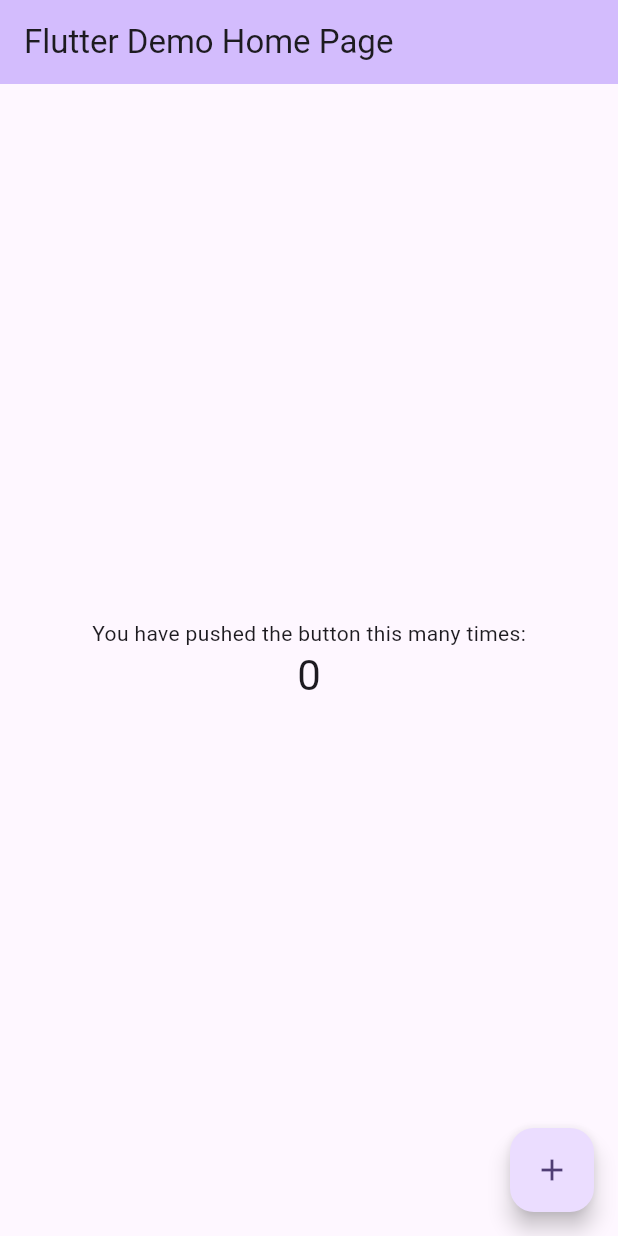
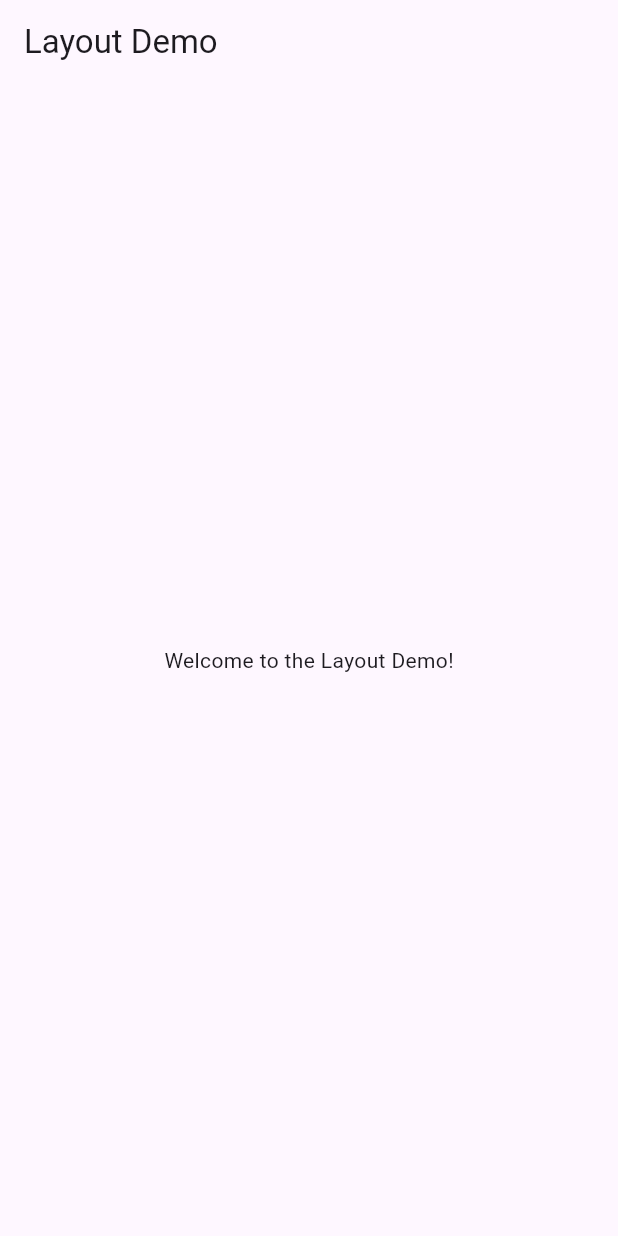
Before and after one commit to 1solutionprovider/assignment-1-ui-composition-group2, a Flutter app: the screen it shows after launch, on a phone screen of 412 x 824 dp. Run offline on Flutter 3.47's test engine with Material 3 defaults, Android fonts, the phone set to English and light mode, and no system bars.

Commit message:
Added basic layout with AppBar Welcome Text

```diff
--- a/lib/main.dart
+++ b/lib/main.dart
@@ -1,122 +1,27 @@
 import 'package:flutter/material.dart';
 
-void main() {
-  runApp(const MyApp());
-}
+void main() => runApp(const MyApp());
 
 class MyApp extends StatelessWidget {
   const MyApp({super.key});
 
-  // This widget is the root of your application.
   @override
   Widget build(BuildContext context) {
-    return MaterialApp(
-      title: 'Flutter Demo',
-      theme: ThemeData(
-        // This is the theme of your application.
-        //
-        // TRY THIS: Try running your application with "flutter run". You'll see
-        // the application has a purple toolbar. Then, without quitting the app,
-        // try changing the seedColor in the colorScheme below to Colors.green
-        // and then invoke "hot reload" (save your changes or press the "hot
-        // reload" button in a Flutter-supported IDE, or press "r" if you used
-        // the command line to start the app).
-        //
-        // Notice that the counter didn't reset back to zero; the application
-        // state is not lost during the reload. To reset the state, use hot
-        // restart instead.
-        //
-        // This works for code too, not just values: Most code changes can be
-        // tested with just a hot reload.
-        colorScheme: ColorScheme.fromSeed(seedColor: Colors.deepPurple),
-      ),
-      home: const MyHomePage(title: 'Flutter Demo Home Page'),
+    return const MaterialApp(
+      title: 'Layout Demo',
+      home: HomeScreen(),
     );
   }
 }
 
-class MyHomePage extends StatefulWidget {
-  const MyHomePage({super.key, required this.title});
-
-  // This widget is the home page of your application. It is stateful, meaning
-  // that it has a State object (defined below) that contains fields that affect
-  // how it looks.
-
-  // This class is the configuration for the state. It holds the values (in this
-  // case the title) provided by the parent (in this case the App widget) and
-  // used by the build method of the State. Fields in a Widget subclass are
-  // always marked "final".
-
-  final String title;
-
-  @override
-  State<MyHomePage> createState() => _MyHomePageState();
-}
-
-class _MyHomePageState extends State<MyHomePage> {
-  int _counter = 0;
-
-  void _incrementCounter() {
-    setState(() {
-      // This call to setState tells the Flutter framework that something has
-      // changed in this State, which causes it to rerun the build method below
-      // so that the display can reflect the updated values. If we changed
-      // _counter without calling setState(), then the build method would not be
-      // called again, and so nothing would appear to happen.
-      _counter++;
-    });
-  }
+class HomeScreen extends StatelessWidget {
+  const HomeScreen({super.key});
 
   @override
   Widget build(BuildContext context) {
-    // This method is rerun every time setState is called, for instance as done
-    // by the _incrementCounter method above.
-    //
-    // The Flutter framework has been optimized to make rerunning build methods
-    // fast, so that you can just rebuild anything that needs updating rather
-    // than having to individually change instances of widgets.
     return Scaffold(
-      appBar: AppBar(
-        // TRY THIS: Try changing the color here to a specific color (to
-        // Colors.amber, perhaps?) and trigger a hot reload to see the AppBar
-        // change color while the other colors stay the same.
-        backgroundColor: Theme.of(context).colorScheme.inversePrimary,
-        // Here we take the value from the MyHomePage object that was created by
-        // the App.build method, and use it to set our appbar title.
-        title: Text(widget.title),
-      ),
-      body: Center(
-        // Center is a layout widget. It takes a single child and positions it
-        // in the middle of the parent.
-        child: Column(
-          // Column is also a layout widget. It takes a list of children and
-          // arranges them vertically. By default, it sizes itself to fit its
-          // children horizontally, and tries to be as tall as its parent.
-          //
-          // Column has various properties to control how it sizes itself and
-          // how it positions its children. Here we use mainAxisAlignment to
-          // center the children vertically; the main axis here is the vertical
-          // axis because Columns are vertical (the cross axis would be
-          // horizontal).
-          //
-          // TRY THIS: Invoke "debug painting" (choose the "Toggle Debug Paint"
-          // action in the IDE, or press "p" in the console), to see the
-          // wireframe for each widget.
-          mainAxisAlignment: MainAxisAlignment.center,
-          children: <Widget>[
-            const Text('You have pushed the button this many times:'),
-            Text(
-              '$_counter',
-              style: Theme.of(context).textTheme.headlineMedium,
-            ),
-          ],
-        ),
-      ),
-      floatingActionButton: FloatingActionButton(
-        onPressed: _incrementCounter,
-        tooltip: 'Increment',
-        child: const Icon(Icons.add),
-      ), // This trailing comma makes auto-formatting nicer for build methods.
+      appBar: AppBar(title: const Text("Layout Demo")),
+      body: const Center(child: Text("Welcome to the Layout Demo!")),
     );
   }
 }
```
